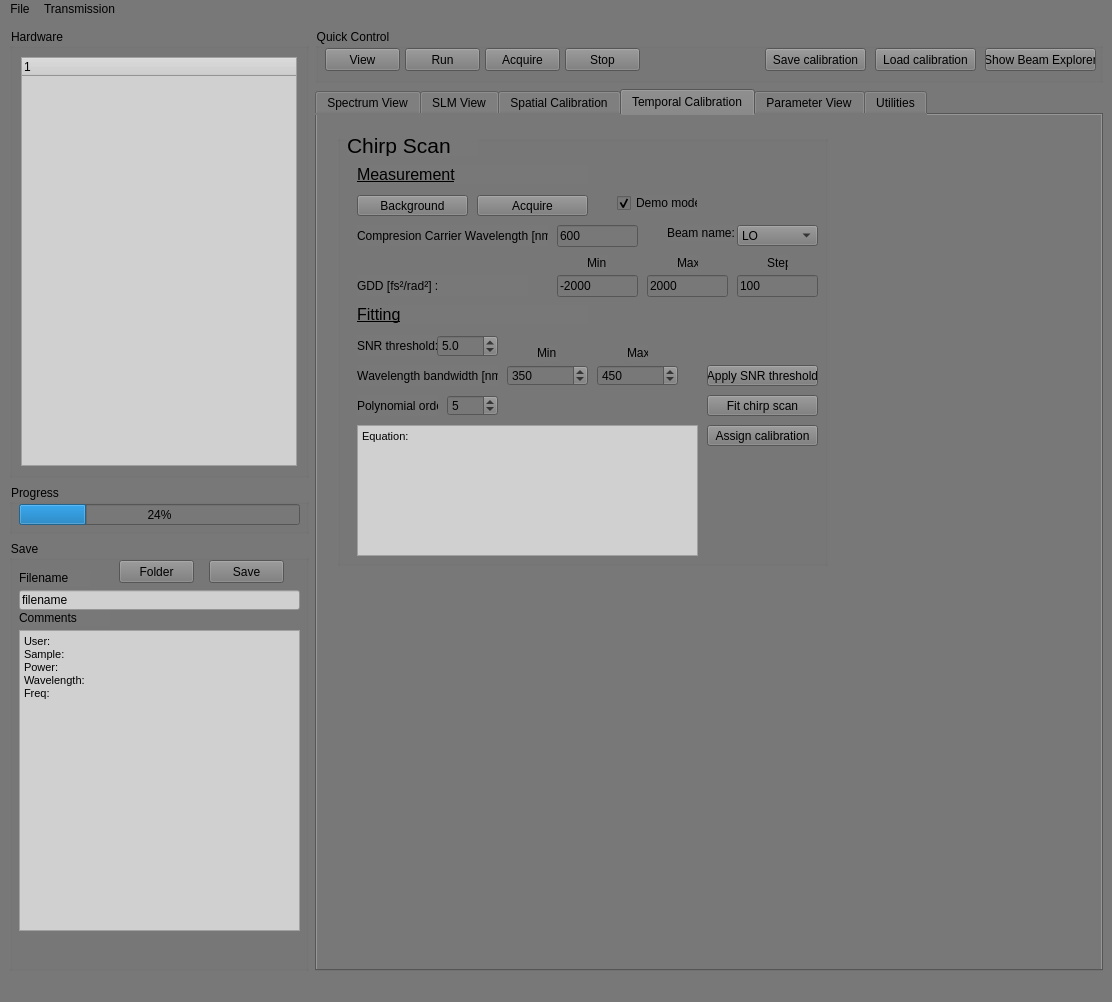
Qt form src/GUI/main_GUI.ui (SilvaScience/colberto) before a commit.
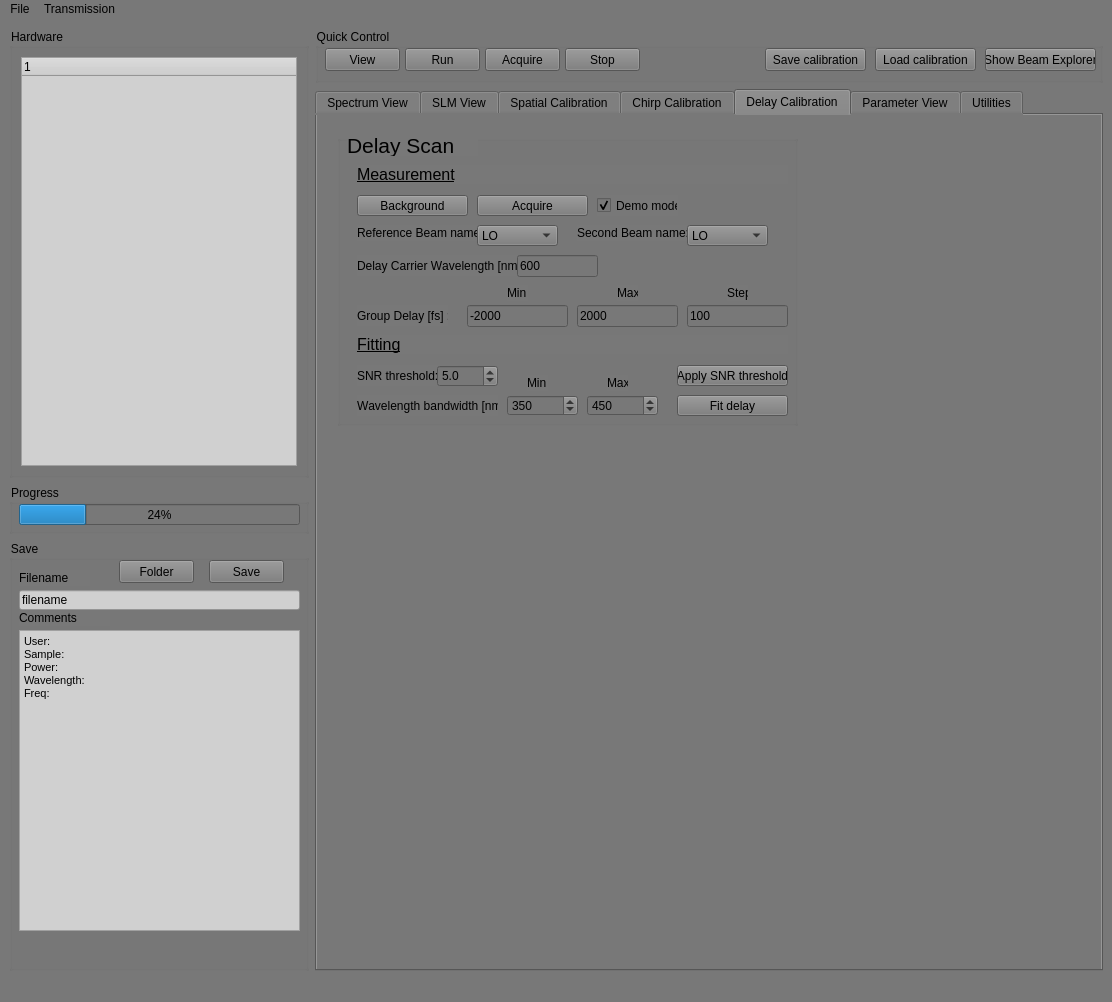
The same form after that commit. Custom widgets are drawn as their Qt base class.

Commit message: First draw of the Delay calibration python code

Patch:
```diff
--- a/src/GUI/main_GUI.ui
+++ b/src/GUI/main_GUI.ui
@@ -339,7 +339,7 @@
       <item>
        <widget class="QTabWidget" name="tabWidget">
         <property name="currentIndex">
-         <number>3</number>
+         <number>4</number>
         </property>
         <widget class="QWidget" name="spectro_tab">
          <attribute name="title">
@@ -937,7 +937,7 @@
         </widget>
         <widget class="QWidget" name="temporal_tab">
          <attribute name="title">
-          <string>Temporal Calibration</string>
+          <string>Chirp Calibration</string>
          </attribute>
          <widget class="GraphicsLayoutWidget" name="Chirp_plot_layout" native="true">
           <property name="enabled">
@@ -1159,7 +1159,7 @@
            <property name="geometry">
             <rect>
              <x>370</x>
-             <y>290</y>
+             <y>400</y>
              <width>111</width>
              <height>21</height>
             </rect>
@@ -1178,7 +1178,7 @@
             </rect>
            </property>
            <property name="text">
-            <string>GDD [fs²/rad²] :</string>
+            <string>Group Delay Dispersion [fs²/rad²] :</string>
            </property>
           </widget>
           <widget class="QLabel" name="SNR_threshold">
@@ -1251,7 +1251,7 @@
            <property name="geometry">
             <rect>
              <x>370</x>
-             <y>230</y>
+             <y>200</y>
              <width>111</width>
              <height>21</height>
             </rect>
@@ -1493,6 +1493,529 @@
           </property>
          </widget>
         </widget>
+        <widget class="QWidget" name="delay_tab">
+         <attribute name="title">
+          <string>Delay Calibration</string>
+         </attribute>
+         <widget class="QGroupBox" name="Delay_scan_groupbox">
+          <property name="geometry">
+           <rect>
+            <x>20</x>
+            <y>20</y>
+            <width>461</width>
+            <height>291</height>
+           </rect>
+          </property>
+          <property name="font">
+           <font>
+            <weight>50</weight>
+            <bold>false</bold>
+            <underline>false</underline>
+            <kerning>false</kerning>
+           </font>
+          </property>
+          <property name="title">
+           <string/>
+          </property>
+          <property name="checkable">
+           <bool>false</bool>
+          </property>
+          <property name="checked">
+           <bool>false</bool>
+          </property>
+          <widget class="QLabel" name="Delay_scan_label">
+           <property name="geometry">
+            <rect>
+             <x>10</x>
+             <y>0</y>
+             <width>131</width>
+             <height>21</height>
+            </rect>
+           </property>
+           <property name="font">
+            <font>
+             <pointsize>16</pointsize>
+            </font>
+           </property>
+           <property name="text">
+            <string>Delay Scan</string>
+           </property>
+          </widget>
+          <widget class="QLineEdit" name="Delay_min_group_delay_value">
+           <property name="geometry">
+            <rect>
+             <x>130</x>
+             <y>170</y>
+             <width>101</width>
+             <height>22</height>
+            </rect>
+           </property>
+           <property name="text">
+            <string>-2000</string>
+           </property>
+          </widget>
+          <widget class="QLineEdit" name="Delay_max_group_delay_value">
+           <property name="geometry">
+            <rect>
+             <x>240</x>
+             <y>170</y>
+             <width>101</width>
+             <height>22</height>
+            </rect>
+           </property>
+           <property name="text">
+            <string>2000</string>
+           </property>
+          </widget>
+          <widget class="QLabel" name="Delay_step_group_delay_label">
+           <property name="geometry">
+            <rect>
+             <x>390</x>
+             <y>150</y>
+             <width>21</width>
+             <height>16</height>
+            </rect>
+           </property>
+           <property name="text">
+            <string>Step</string>
+           </property>
+          </widget>
+          <widget class="QLabel" name="Delay_max_group_delay_label">
+           <property name="geometry">
+            <rect>
+             <x>280</x>
+             <y>150</y>
+             <width>21</width>
+             <height>16</height>
+            </rect>
+           </property>
+           <property name="text">
+            <string>Max</string>
+           </property>
+          </widget>
+          <widget class="QLabel" name="Delay_min_group_delay_label">
+           <property name="geometry">
+            <rect>
+             <x>170</x>
+             <y>150</y>
+             <width>21</width>
+             <height>16</height>
+            </rect>
+           </property>
+           <property name="text">
+            <string>Min</string>
+           </property>
+          </widget>
+          <widget class="QLineEdit" name="Delay_step_group_delay_value">
+           <property name="geometry">
+            <rect>
+             <x>350</x>
+             <y>170</y>
+             <width>101</width>
+             <height>22</height>
+            </rect>
+           </property>
+           <property name="text">
+            <string>100</string>
+           </property>
+          </widget>
+          <widget class="QPushButton" name="Delay_acquire_button">
+           <property name="geometry">
+            <rect>
+             <x>140</x>
+             <y>60</y>
+             <width>111</width>
+             <height>21</height>
+            </rect>
+           </property>
+           <property name="text">
+            <string>Acquire</string>
+           </property>
+          </widget>
+          <widget class="QLabel" name="Delay_reference_beam_name_label">
+           <property name="geometry">
+            <rect>
+             <x>20</x>
+             <y>90</y>
+             <width>121</width>
+             <height>16</height>
+            </rect>
+           </property>
+           <property name="text">
+            <string>Reference Beam name:</string>
+           </property>
+          </widget>
+          <widget class="QCheckBox" name="Delay_demo_mode_checkbox">
+           <property name="geometry">
+            <rect>
+             <x>260</x>
+             <y>60</y>
+             <width>81</width>
+             <height>21</height>
+            </rect>
+           </property>
+           <property name="text">
+            <string>Demo mode</string>
+           </property>
+           <property name="checked">
+            <bool>true</bool>
+           </property>
+          </widget>
+          <widget class="QPushButton" name="Delay_fit_delay_button">
+           <property name="geometry">
+            <rect>
+             <x>340</x>
+             <y>260</y>
+             <width>111</width>
+             <height>21</height>
+            </rect>
+           </property>
+           <property name="text">
+            <string>Fit delay</string>
+           </property>
+          </widget>
+          <widget class="QLabel" name="Delay_group_delay_label">
+           <property name="geometry">
+            <rect>
+             <x>20</x>
+             <y>170</y>
+             <width>91</width>
+             <height>21</height>
+            </rect>
+           </property>
+           <property name="text">
+            <string>Group Delay [fs] :</string>
+           </property>
+          </widget>
+          <widget class="QLabel" name="Delay_SNR_threshold_label">
+           <property name="geometry">
+            <rect>
+             <x>20</x>
+             <y>230</y>
+             <width>101</width>
+             <height>21</height>
+            </rect>
+           </property>
+           <property name="text">
+            <string>SNR threshold:</string>
+           </property>
+          </widget>
+          <widget class="QLabel" name="Delay_measurement_label">
+           <property name="geometry">
+            <rect>
+             <x>20</x>
+             <y>30</y>
+             <width>431</width>
+             <height>19</height>
+            </rect>
+           </property>
+           <property name="font">
+            <font>
+             <pointsize>12</pointsize>
+             <weight>50</weight>
+             <bold>false</bold>
+             <underline>true</underline>
+            </font>
+           </property>
+           <property name="text">
+            <string>Measurement</string>
+           </property>
+          </widget>
+          <widget class="QLabel" name="Delay_fitting_label">
+           <property name="geometry">
+            <rect>
+             <x>20</x>
+             <y>200</y>
+             <width>431</width>
+             <height>19</height>
+            </rect>
+           </property>
+           <property name="font">
+            <font>
+             <pointsize>12</pointsize>
+             <underline>true</underline>
+            </font>
+           </property>
+           <property name="text">
+            <string>Fitting</string>
+           </property>
+          </widget>
+          <widget class="QLabel" name="Delay_wavelength_bandwidth_label">
+           <property name="geometry">
+            <rect>
+             <x>20</x>
+             <y>260</y>
+             <width>141</width>
+             <height>21</height>
+            </rect>
+           </property>
+           <property name="text">
+            <string>Wavelength bandwidth [nm]:</string>
+           </property>
+          </widget>
+          <widget class="QPushButton" name="Delay_apply_SNR_threshold_button">
+           <property name="geometry">
+            <rect>
+             <x>340</x>
+             <y>230</y>
+             <width>111</width>
+             <height>21</height>
+            </rect>
+           </property>
+           <property name="text">
+            <string>Apply SNR threshold</string>
+           </property>
+          </widget>
+          <widget class="QLabel" name="Delay_min_wavelength_bandwidth_label">
+           <property name="geometry">
+            <rect>
+             <x>190</x>
+             <y>240</y>
+             <width>21</width>
+             <height>16</height>
+            </rect>
+           </property>
+           <property name="text">
+            <string>Min</string>
+           </property>
+          </widget>
+          <widget class="QLabel" name="Delay_max_wavelength_bandwidth_label">
+           <property name="geometry">
+            <rect>
+             <x>270</x>
+             <y>240</y>
+             <width>21</width>
+             <height>16</height>
+            </rect>
+           </property>
+           <property name="text">
+            <string>Max</string>
+           </property>
+          </widget>
+          <widget class="QSpinBox" name="Delay_min_wavelength_bandwidth_value">
+           <property name="geometry">
+            <rect>
+             <x>170</x>
+             <y>260</y>
+             <width>71</width>
+             <height>21</height>
+            </rect>
+           </property>
+           <property name="inputMethodHints">
+            <set>Qt::ImhDigitsOnly|Qt::ImhFormattedNumbersOnly</set>
+           </property>
+           <property name="minimum">
+            <number>1</number>
+           </property>
+           <property name="maximum">
+            <number>3000</number>
+           </property>
+           <property name="value">
+            <number>350</number>
+           </property>
+          </widget>
+          <widget class="QSpinBox" name="Delay_max_wavelength_bandwidth_value">
+           <property name="geometry">
+            <rect>
+             <x>250</x>
+             <y>260</y>
+             <width>71</width>
+             <height>21</height>
+            </rect>
+           </property>
+           <property name="inputMethodHints">
+            <set>Qt::ImhDigitsOnly|Qt::ImhFormattedNumbersOnly</set>
+           </property>
+           <property name="minimum">
+            <number>1</number>
+           </property>
+           <property name="maximum">
+            <number>3000</number>
+           </property>
+           <property name="value">
+            <number>450</number>
+           </property>
+          </widget>
+          <widget class="QPushButton" name="Delay_background_button">
+           <property name="geometry">
+            <rect>
+             <x>20</x>
+             <y>60</y>
+             <width>111</width>
+             <height>21</height>
+            </rect>
+           </property>
+           <property name="text">
+            <string>Background</string>
+           </property>
+          </widget>
+          <widget class="QDoubleSpinBox" name="Delay_SNR_threshold_value">
+           <property name="geometry">
+            <rect>
+             <x>100</x>
+             <y>230</y>
+             <width>61</width>
+             <height>22</height>
+            </rect>
+           </property>
+           <property name="decimals">
+            <number>1</number>
+           </property>
+           <property name="minimum">
+            <double>0.000000000000000</double>
+           </property>
+           <property name="singleStep">
+            <double>0.100000000000000</double>
+           </property>
+           <property name="value">
+            <double>5.000000000000000</double>
+           </property>
+          </widget>
+          <widget class="QComboBox" name="Delay_reference_beam_name_box">
+           <property name="geometry">
+            <rect>
+             <x>140</x>
+             <y>90</y>
+             <width>81</width>
+             <height>21</height>
+            </rect>
+           </property>
+           <property name="editable">
+            <bool>false</bool>
+           </property>
+           <property name="sizeAdjustPolicy">
+            <enum>QComboBox::AdjustToContentsOnFirstShow</enum>
+           </property>
+           <property name="frame">
+            <bool>true</bool>
+           </property>
+           <item>
+            <property name="text">
+             <string>LO</string>
+            </property>
+           </item>
+           <item>
+            <property name="text">
+             <string>A</string>
+            </property>
+           </item>
+           <item>
+            <property name="text">
+             <string>B</string>
+            </property>
+           </item>
+           <item>
+            <property name="text">
+             <string>C</string>
+            </property>
+           </item>
+          </widget>
+          <widget class="QLabel" name="Delay_second_beam_name_label">
+           <property name="geometry">
+            <rect>
+             <x>240</x>
+             <y>90</y>
+             <width>121</width>
+             <height>16</height>
+            </rect>
+           </property>
+           <property name="text">
+            <string>Second Beam name:</string>
+           </property>
+          </widget>
+          <widget class="QComboBox" name="Delay_second_beam_name_box">
+           <property name="geometry">
+            <rect>
+             <x>350</x>
+             <y>90</y>
+             <width>81</width>
+             <height>21</height>
+            </rect>
+           </property>
+           <property name="editable">
+            <bool>false</bool>
+           </property>
+           <property name="sizeAdjustPolicy">
+            <enum>QComboBox::AdjustToContentsOnFirstShow</enum>
+           </property>
+           <property name="frame">
+            <bool>true</bool>
+           </property>
+           <item>
+            <property name="text">
+             <string>LO</string>
+            </property>
+           </item>
+           <item>
+            <property name="text">
+             <string>A</string>
+            </property>
+           </item>
+           <item>
+            <property name="text">
+             <string>B</string>
+            </property>
+           </item>
+           <item>
+            <property name="text">
+             <string>C</string>
+            </property>
+           </item>
+          </widget>
+          <widget class="QLabel" name="Delay_carrier_wavelengt_label">
+           <property name="geometry">
+            <rect>
+             <x>20</x>
+             <y>120</y>
+             <width>161</width>
+             <height>21</height>
+            </rect>
+           </property>
+           <property name="text">
+            <string>Delay Carrier Wavelength [nm]:</string>
+           </property>
+          </widget>
+          <widget class="QLineEdit" name="Delay_carrier_wavelength_value">
+           <property name="geometry">
+            <rect>
+             <x>180</x>
+             <y>120</y>
+             <width>81</width>
+             <height>22</height>
+            </rect>
+           </property>
+           <property name="text">
+            <string>600</string>
+           </property>
+          </widget>
+         </widget>
+         <widget class="PlotWidget" name="Delay_fit_plot" native="true">
+          <property name="enabled">
+           <bool>true</bool>
+          </property>
+          <property name="geometry">
+           <rect>
+            <x>20</x>
+            <y>320</y>
+            <width>461</width>
+            <height>141</height>
+           </rect>
+          </property>
+         </widget>
+         <widget class="GraphicsLayoutWidget" name="Delay_scan_plot" native="true">
+          <property name="enabled">
+           <bool>true</bool>
+          </property>
+          <property name="geometry">
+           <rect>
+            <x>500</x>
+            <y>20</y>
+            <width>281</width>
+            <height>441</height>
+           </rect>
+          </property>
+         </widget>
+        </widget>
         <widget class="QWidget" name="parameter_tab">
          <attribute name="title">
           <string>Parameter View</string>
```
Left out of the diff: 2 changed lines with no effect on the pictures. The commit also changes 3 other files.
